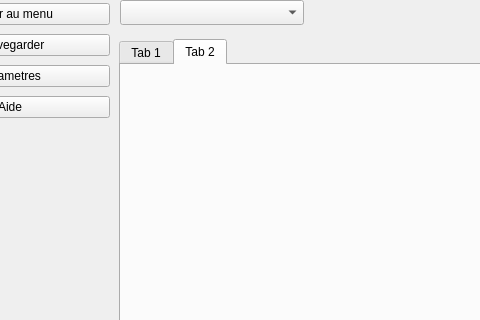
Above: source/TradingSimulator/maininterface.ui from VSahanaa/LO21_TrandingSimulator before the change; both pictures show x 90 to 570 and y 0 to 320 of the 1094 by 964 pixel window. Below: the same form after it.
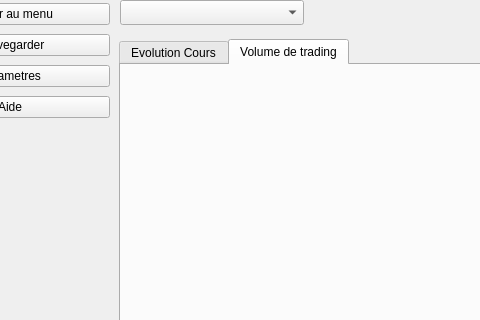
That is the form after the change. The open tabs and pages were chosen to show the change.

The edit to the form file:
```diff
--- a/source/TradingSimulator/maininterface.ui
+++ b/source/TradingSimulator/maininterface.ui
@@ -77,16 +77,19 @@
     <item>
      <widget class="QTabWidget" name="tabWidget">
       <property name="currentIndex">
-       <number>0</number>
+       <number>1</number>
+      </property>
+      <property name="tabsClosable">
+       <bool>false</bool>
       </property>
       <widget class="QWidget" name="Chanderlier">
        <attribute name="title">
-        <string>Tab 1</string>
+        <string>Evolution Cours</string>
        </attribute>
       </widget>
       <widget class="QWidget" name="Bargraph">
        <attribute name="title">
-        <string>Tab 2</string>
+        <string>Volume de trading</string>
        </attribute>
       </widget>
      </widget>
```
